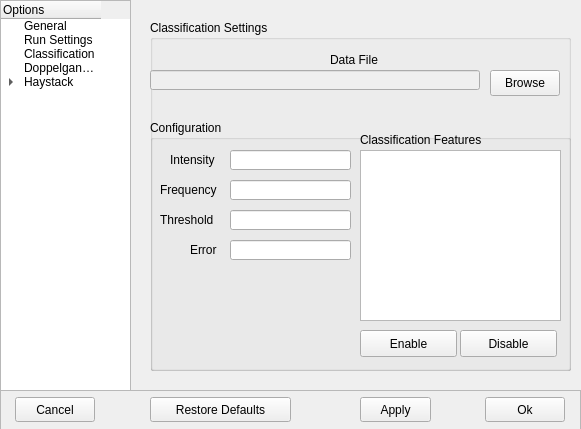
Old version of the form NovaGUI/UI/novaconfig.ui in the repository altf4/Nova.
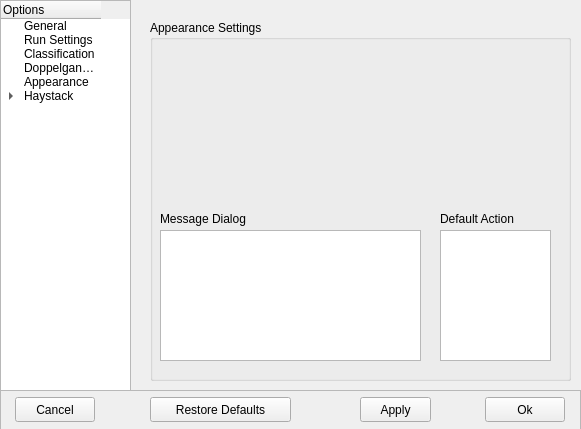
New version of the form.

Commit message: Work on adding a GUI screen to configure the dialog popups

What changed in the file:
```diff
--- a/NovaGUI/UI/novaconfig.ui
+++ b/NovaGUI/UI/novaconfig.ui
@@ -72,6 +72,11 @@
       <string>Doppelganger</string>
      </property>
     </item>
+    <item>
+     <property name="text">
+      <string>Appearance</string>
+     </property>
+    </item>
     <item>
      <property name="text">
       <string>Haystack</string>
@@ -98,7 +103,7 @@
      </rect>
     </property>
     <property name="currentIndex">
-     <number>2</number>
+     <number>4</number>
     </property>
     <widget class="QWidget" name="generalPage">
      <widget class="QGroupBox" name="genGroupBox">
@@ -1033,6 +1038,67 @@
       </widget>
      </widget>
     </widget>
+    <widget class="QWidget" name="page">
+     <widget class="QGroupBox" name="apSettingsGroupBox">
+      <property name="geometry">
+       <rect>
+        <x>0</x>
+        <y>40</y>
+        <width>421</width>
+        <height>361</height>
+       </rect>
+      </property>
+      <property name="title">
+       <string>Appearance Settings</string>
+      </property>
+      <widget class="QListWidget" name="msgTypeListWidget">
+       <property name="geometry">
+        <rect>
+         <x>10</x>
+         <y>210</y>
+         <width>261</width>
+         <height>131</height>
+        </rect>
+       </property>
+      </widget>
+      <widget class="QListWidget" name="defaultActionListWidget">
+       <property name="geometry">
+        <rect>
+         <x>290</x>
+         <y>210</y>
+         <width>111</width>
+         <height>131</height>
+        </rect>
+       </property>
+      </widget>
+      <widget class="QLabel" name="label">
+       <property name="geometry">
+        <rect>
+         <x>10</x>
+         <y>190</y>
+         <width>111</width>
+         <height>17</height>
+        </rect>
+       </property>
+       <property name="text">
+        <string>Message Dialog</string>
+       </property>
+      </widget>
+      <widget class="QLabel" name="label_2">
+       <property name="geometry">
+        <rect>
+         <x>290</x>
+         <y>190</y>
+         <width>101</width>
+         <height>17</height>
+        </rect>
+       </property>
+       <property name="text">
+        <string>Default Action</string>
+       </property>
+      </widget>
+     </widget>
+    </widget>
     <widget class="QWidget" name="haystackPage">
      <widget class="QGroupBox" name="hsSettingsGroupBox">
       <property name="geometry">
```
Left out of the diff: 3 changed lines with no effect on the pictures. The commit also changes 5 other files.
